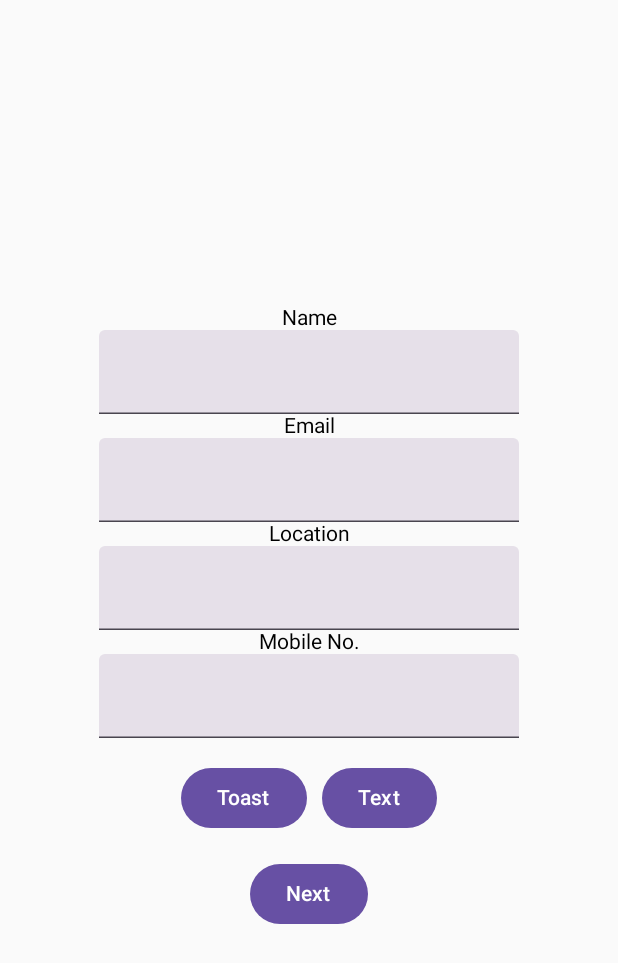
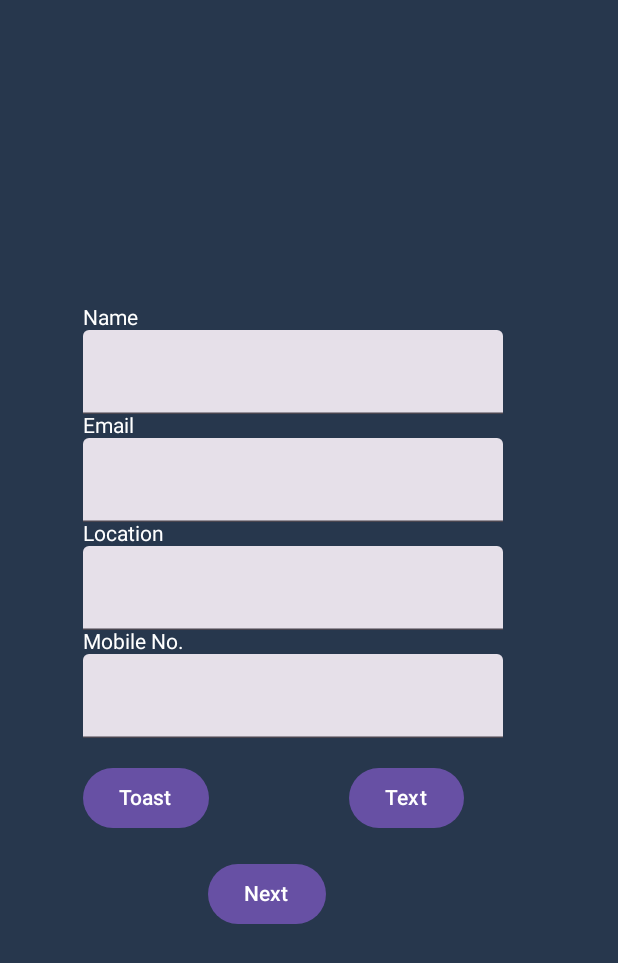
Before and after one commit to KVC7121/DetailApp, an Android app built with Jetpack Compose: the screen it shows after launch (MainActivity), on a phone screen of 412 x 824 dp. Shown: the top 963 px of the screen. Run offline under Robolectric (Android 15) with nearby library versions, the phone set to English and light mode, and no system bars.

Commit message:
yes commited

```diff
--- a/app/src/main/java/com/example/detailapp/MainActivity.kt
+++ b/app/src/main/java/com/example/detailapp/MainActivity.kt
@@ -9,8 +9,11 @@ import androidx.compose.foundation.background
 import androidx.compose.foundation.layout.Arrangement
 import androidx.compose.foundation.layout.Column
 import androidx.compose.foundation.layout.Row
+import androidx.compose.foundation.layout.Spacer
 import androidx.compose.foundation.layout.fillMaxSize
 import androidx.compose.foundation.layout.fillMaxWidth
+import androidx.compose.foundation.layout.height
+import androidx.compose.foundation.layout.padding
 import androidx.compose.material3.Button
 import androidx.compose.material3.ExperimentalMaterial3Api
 import androidx.compose.material3.Text
@@ -24,6 +27,7 @@ import androidx.compose.ui.Alignment
 import androidx.compose.ui.Modifier
 import androidx.compose.ui.graphics.Color
 import androidx.compose.ui.platform.LocalContext
+import androidx.compose.ui.unit.dp
 
 class MainActivity : ComponentActivity() {
     override fun onCreate(savedInstanceState: Bundle?) {
@@ -40,8 +44,11 @@ fun Body(context : Context) {
 
     Column(
         verticalArrangement= Arrangement.Center,
-        horizontalAlignment = Alignment.CenterHorizontally,
-        modifier=Modifier.fillMaxSize().fillMaxWidth().background(color= Color(0x27374D))
+        modifier= Modifier
+            .fillMaxSize()
+            .fillMaxWidth()
+            .background(color = Color(0xFF27374D))
+            .padding(55.dp)
     )
     {
         var name by remember{ mutableStateOf("") }
@@ -49,19 +56,19 @@ fun Body(context : Context) {
         var loc by remember{ mutableStateOf("") }
         var mobile by remember{ mutableStateOf("") }
 
-        Text(text="Name")
+        Text(text="Name",color=Color.White)
 
         TextField(value = name, onValueChange = {name=it})
 
-        Text(text="Email")
+        Text(text="Email",color=Color.White)
 
         TextField(value = email, onValueChange = {email=it})
 
-        Text(text="Location")
+        Text(text="Location",color=Color.White)
 
         TextField(value = loc, onValueChange = {loc=it})
 
-        Text(text="Mobile No.")
+        Text(text="Mobile No.",color=Color.White)
 
         TextField(value = mobile, onValueChange = {mobile=it})
 
@@ -73,7 +80,7 @@ fun Body(context : Context) {
                 Text(text="Toast")
             }
 
-            Text(text="   ")
+            Text(text="                            ")
 
             Button(onClick = { /*TODO*/ }) {
                 Text(text="Text")
@@ -81,6 +88,11 @@ fun Body(context : Context) {
         }
 
         Text(text=" ")
+
+        Row(
+        ){
+
+            Text(text="                         ")
 
             Button(onClick = {
                 val k= Intent(context,MainActivity2::class.java)
@@ -95,4 +107,6 @@ fun Body(context : Context) {
                 Text(text="Next")
             }
         }
+
     }
+}
```
Lines whose indentation alone changed are shown as unchanged.
